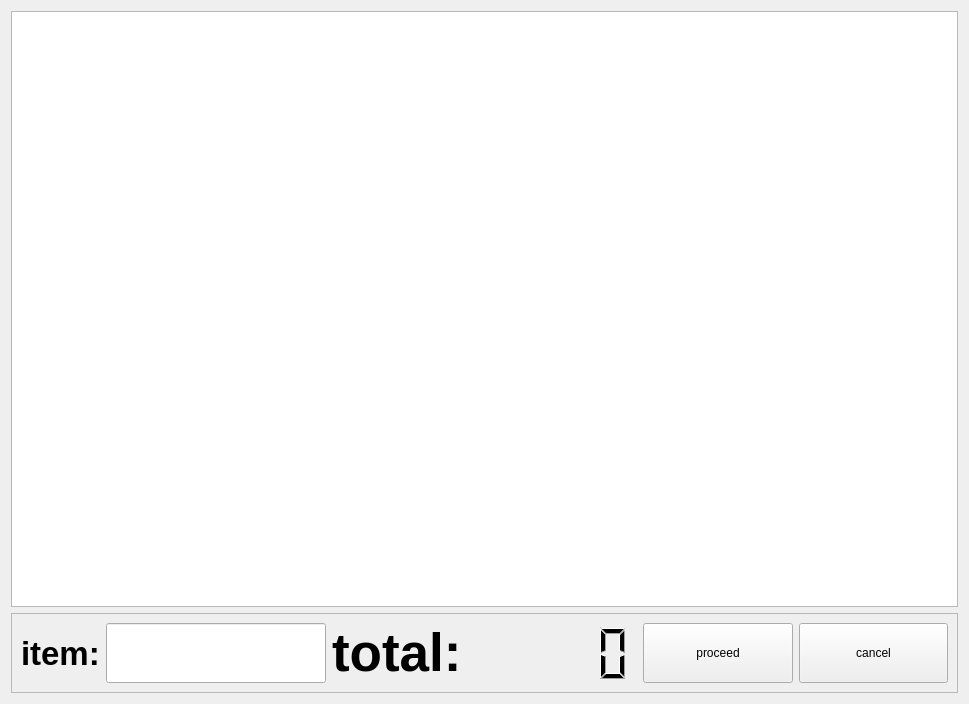
Old version of the form pos-fe/gui/tabs/cashiertab.ui in the repository sadeqAlbana/Snono-ERP.
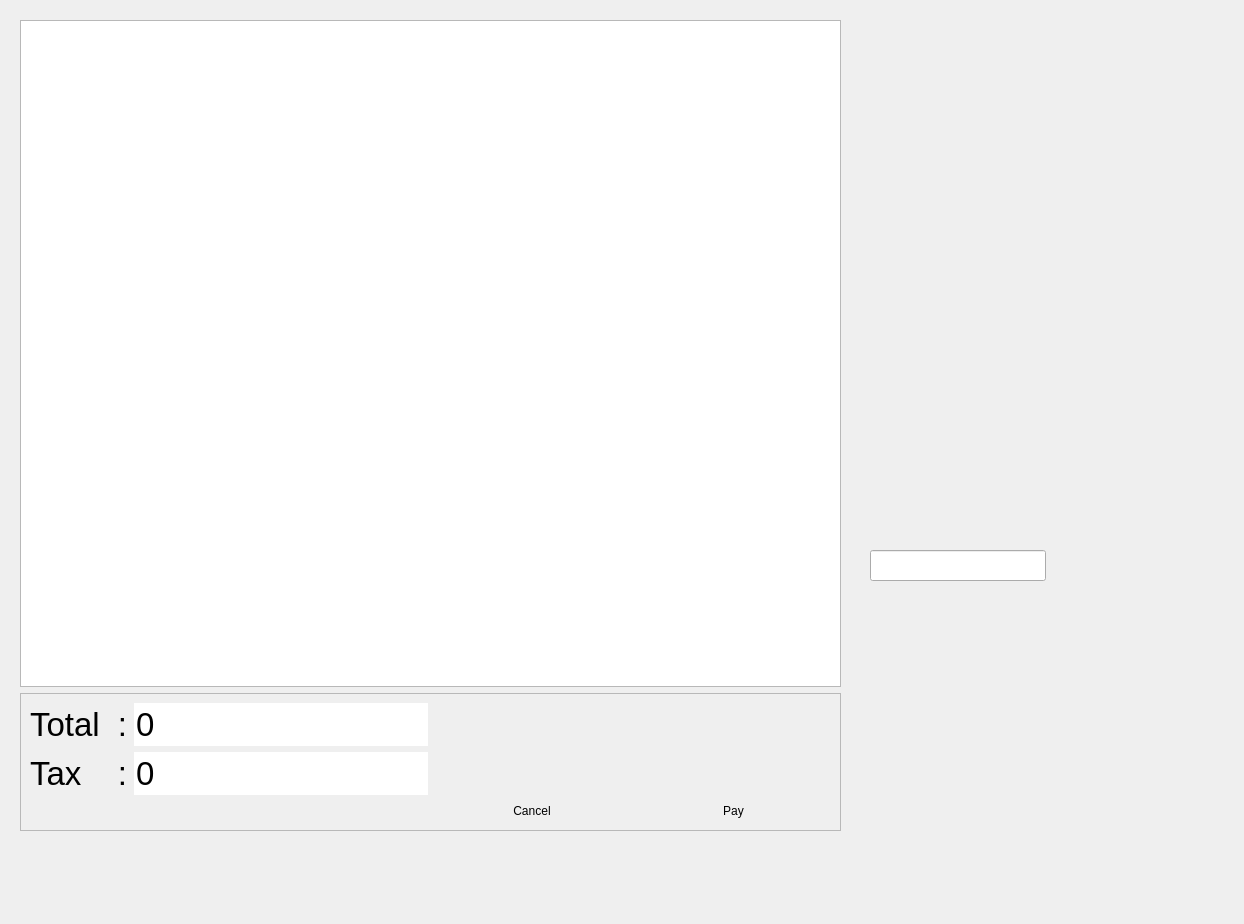
New version of the form. Icons and pictures are not drawn. Custom widgets are drawn as their Qt base class.

Patch:
```diff
--- a/pos-fe/gui/tabs/cashiertab.ui
+++ b/pos-fe/gui/tabs/cashiertab.ui
@@ -6,13 +6,59 @@
    <rect>
     <x>0</x>
     <y>0</y>
-    <width>969</width>
-    <height>704</height>
+    <width>1244</width>
+    <height>924</height>
    </rect>
   </property>
   <property name="windowTitle">
    <string>Form</string>
   </property>
+  <widget class="PosNumpad" name="posNumpad">
+   <property name="geometry">
+    <rect>
+     <x>860</x>
+     <y>210</y>
+     <width>301</width>
+     <height>311</height>
+    </rect>
+   </property>
+   <property name="toolTip">
+    <string>The current time</string>
+   </property>
+   <property name="whatsThis">
+    <string>The analog clock widget displays the current time.</string>
+   </property>
+  </widget>
+  <widget class="QLineEdit" name="BarcodeLE">
+   <property name="geometry">
+    <rect>
+     <x>870</x>
+     <y>550</y>
+     <width>176</width>
+     <height>31</height>
+    </rect>
+   </property>
+   <property name="sizePolicy">
+    <sizepolicy hsizetype="Preferred" vsizetype="Minimum">
+     <horstretch>0</horstretch>
+     <verstretch>0</verstretch>
+    </sizepolicy>
+   </property>
+   <property name="font">
+    <font>
+     <pointsize>15</pointsize>
+    </font>
+   </property>
+  </widget>
+  <widget class="QWidget" name="layoutWidget">
+   <property name="geometry">
+    <rect>
+     <x>20</x>
+     <y>20</y>
+     <width>821</width>
+     <height>811</height>
+    </rect>
+   </property>
   <layout class="QVBoxLayout" name="verticalLayout">
    <item>
     <widget class="QTableView" name="tableView">
@@ -22,6 +68,9 @@
        <verstretch>2</verstretch>
       </sizepolicy>
      </property>
+      <property name="styleSheet">
+       <string notr="true">QHeaderView::section { font:bold}</string>
+      </property>
      <property name="alternatingRowColors">
       <bool>true</bool>
      </property>
@@ -31,27 +80,27 @@
      <attribute name="verticalHeaderVisible">
       <bool>false</bool>
      </attribute>
+      <attribute name="verticalHeaderDefaultSectionSize">
+       <number>40</number>
+      </attribute>
+      <attribute name="verticalHeaderMinimumSectionSize">
+       <number>40</number>
+      </attribute>
     </widget>
    </item>
    <item>
-    <widget class="QFrame" name="frame_2">
-     <property name="sizePolicy">
-      <sizepolicy hsizetype="Preferred" vsizetype="MinimumExpanding">
-       <horstretch>0</horstretch>
-       <verstretch>0</verstretch>
-      </sizepolicy>
-     </property>
+     <widget class="QFrame" name="frame">
      <property name="frameShape">
       <enum>QFrame::StyledPanel</enum>
      </property>
      <property name="frameShadow">
       <enum>QFrame::Raised</enum>
      </property>
-     <layout class="QHBoxLayout" name="horizontalLayout_5">
-      <item>
-       <layout class="QHBoxLayout" name="horizontalLayout_3">
-        <item>
-         <widget class="QLabel" name="label_3">
+      <layout class="QGridLayout" name="gridLayout">
+       <item row="0" column="0">
+        <layout class="QFormLayout" name="formLayout">
+         <item row="0" column="0">
+          <widget class="QLabel" name="totalLabel">
           <property name="sizePolicy">
            <sizepolicy hsizetype="Maximum" vsizetype="Preferred">
             <horstretch>0</horstretch>
@@ -61,36 +110,32 @@
           <property name="font">
            <font>
             <pointsize>25</pointsize>
-            <weight>75</weight>
-            <bold>true</bold>
+             <weight>50</weight>
+             <bold>false</bold>
            </font>
           </property>
           <property name="text">
-           <string>item:</string>
+            <string>Total  :</string>
           </property>
          </widget>
         </item>
-        <item>
-         <widget class="QLineEdit" name="BarcodeLE">
-          <property name="sizePolicy">
-           <sizepolicy hsizetype="Preferred" vsizetype="Minimum">
-            <horstretch>0</horstretch>
-            <verstretch>0</verstretch>
-           </sizepolicy>
-          </property>
+         <item row="0" column="1">
+          <widget class="QLineEdit" name="totalLE">
           <property name="font">
            <font>
-            <pointsize>15</pointsize>
-           </font>
-          </property>
-         </widget>
-        </item>
-       </layout>
-      </item>
-      <item>
-       <layout class="QHBoxLayout" name="horizontalLayout_2">
-        <item>
-         <widget class="QLabel" name="label">
+             <pointsize>25</pointsize>
+            </font>
+           </property>
+           <property name="text">
+            <string>0</string>
+           </property>
+           <property name="frame">
+            <bool>false</bool>
+           </property>
+          </widget>
+         </item>
+         <item row="1" column="0">
+          <widget class="QLabel" name="taxLabel">
           <property name="sizePolicy">
            <sizepolicy hsizetype="Maximum" vsizetype="Preferred">
             <horstretch>0</horstretch>
@@ -99,53 +144,61 @@
           </property>
           <property name="font">
            <font>
-            <pointsize>40</pointsize>
-            <weight>75</weight>
-            <bold>true</bold>
+             <pointsize>25</pointsize>
+             <weight>50</weight>
+             <bold>false</bold>
            </font>
           </property>
           <property name="text">
-           <string>total:</string>
+            <string>Tax    :</string>
           </property>
          </widget>
         </item>
-        <item>
-         <widget class="QLCDNumber" name="lcdNumber">
-          <property name="frameShape">
-           <enum>QFrame::NoFrame</enum>
-          </property>
+         <item row="1" column="1">
+          <widget class="QLineEdit" name="taxLE">
+           <property name="font">
+            <font>
+             <pointsize>25</pointsize>
+            </font>
+           </property>
+           <property name="text">
+            <string>0</string>
+           </property>
+           <property name="frame">
+            <bool>false</bool>
+           </property>
          </widget>
         </item>
        </layout>
       </item>
-      <item>
-       <layout class="QHBoxLayout" name="horizontalLayout_4">
-        <item>
-         <widget class="QToolButton" name="proceedButton">
-          <property name="sizePolicy">
-           <sizepolicy hsizetype="Minimum" vsizetype="Minimum">
-            <horstretch>0</horstretch>
-            <verstretch>0</verstretch>
-           </sizepolicy>
-          </property>
-          <property name="text">
-           <string>proceed</string>
-          </property>
-          <property name="icon">
-           <iconset resource="../../qrc.qrc">
-            <normaloff>:/icons/color/icons8-checkout-96.png</normaloff>:/icons/color/icons8-checkout-96.png</iconset>
-          </property>
-          <property name="iconSize">
+       <item row="0" column="1">
+        <spacer name="horizontalSpacer">
+         <property name="orientation">
+          <enum>Qt::Horizontal</enum>
+         </property>
+         <property name="sizeHint" stdset="0">
+          <size>
+           <width>147</width>
+           <height>20</height>
+          </size>
+         </property>
+        </spacer>
+       </item>
+       <item row="1" column="0">
+        <spacer name="horizontalSpacer_2">
+         <property name="orientation">
+          <enum>Qt::Horizontal</enum>
+         </property>
+         <property name="sizeHint" stdset="0">
            <size>
-            <width>96</width>
-            <height>96</height>
-           </size>
-          </property>
-          <property name="toolButtonStyle">
-           <enum>Qt::ToolButtonIconOnly</enum>
-          </property>
-         </widget>
-        </item>
+           <width>397</width>
+           <height>20</height>
+          </size>
+         </property>
+        </spacer>
+       </item>
+       <item row="1" column="1">
+        <layout class="QHBoxLayout" name="horizontalLayout">
         <item>
          <widget class="QToolButton" name="cancelButton">
           <property name="sizePolicy">
@@ -154,8 +207,11 @@
             <verstretch>0</verstretch>
            </sizepolicy>
           </property>
+           <property name="styleSheet">
+            <string notr="true">background-color: rgba( 255, 255, 255, 0% ); border:none</string>
+           </property>
           <property name="text">
-           <string>cancel</string>
+            <string>Cancel</string>
           </property>
           <property name="icon">
            <iconset resource="../../qrc.qrc">
@@ -163,15 +219,44 @@
           </property>
           <property name="iconSize">
            <size>
-            <width>96</width>
-            <height>96</height>
+             <width>48</width>
+             <height>48</height>
            </size>
           </property>
           <property name="toolButtonStyle">
-           <enum>Qt::ToolButtonIconOnly</enum>
+            <enum>Qt::ToolButtonTextUnderIcon</enum>
           </property>
          </widget>
         </item>
+         <item>
+          <widget class="QToolButton" name="proceedButton">
+           <property name="sizePolicy">
+            <sizepolicy hsizetype="Minimum" vsizetype="Minimum">
+             <horstretch>0</horstretch>
+             <verstretch>0</verstretch>
+            </sizepolicy>
+           </property>
+           <property name="styleSheet">
+            <string notr="true">background-color: rgba( 255, 255, 255, 0% ); border:none</string>
+           </property>
+           <property name="text">
+            <string>Pay</string>
+           </property>
+           <property name="icon">
+            <iconset resource="../../qrc.qrc">
+             <normaloff>:/icons/color/icons8-checkout-96.png</normaloff>:/icons/color/icons8-checkout-96.png</iconset>
+           </property>
+           <property name="iconSize">
+            <size>
+             <width>48</width>
+             <height>48</height>
+            </size>
+           </property>
+           <property name="toolButtonStyle">
+            <enum>Qt::ToolButtonTextUnderIcon</enum>
+           </property>
+          </widget>
+         </item>
        </layout>
       </item>
      </layout>
@@ -179,6 +264,14 @@
    </item>
   </layout>
  </widget>
+ </widget>
+ <customwidgets>
+  <customwidget>
+   <class>PosNumpad</class>
+   <extends>QWidget</extends>
+   <header>posnumpad.h</header>
+  </customwidget>
+ </customwidgets>
  <resources>
   <include location="../../qrc.qrc"/>
  </resources>
```
Left out of the diff: 3 changed lines with no effect on the pictures. Lines whose indentation alone changed are shown as unchanged.
